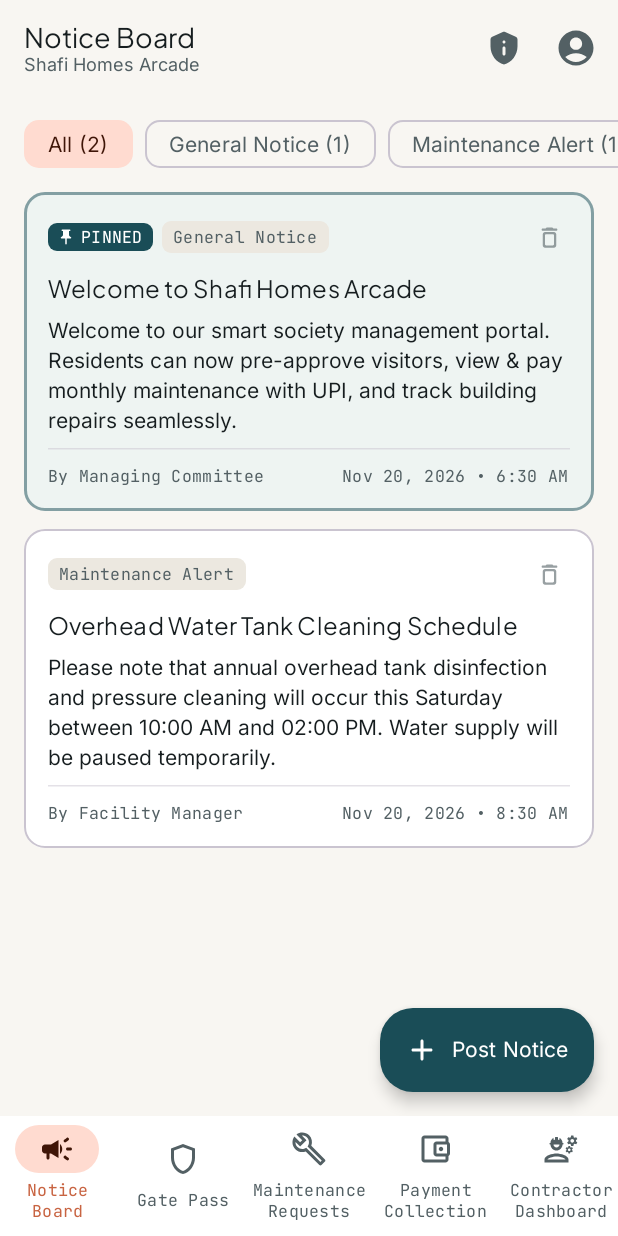
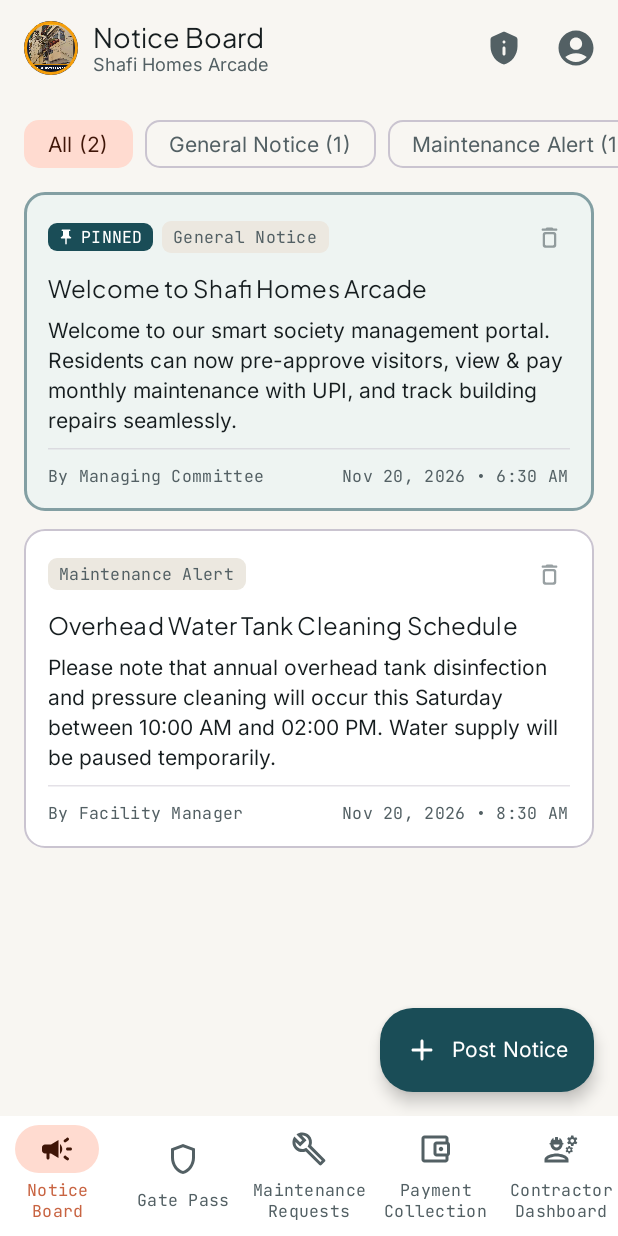
Before and after one commit to mdasifalikhan/Shafi-Homes-Arcade-Building, an Android app built with Jetpack Compose: the screen it shows after launch (MainActivity), on a phone screen of 412 x 824 dp. Run offline under Robolectric (Android 15) with nearby library versions, the phone set to English and light mode, and no system bars; our stand-ins replace Room's generated code.

Commit message:
Add real building logo to internal top app bar, hero banners, and adaptive launcher icons

```diff
--- a/app/src/main/java/com/example/MainActivity.kt
+++ b/app/src/main/java/com/example/MainActivity.kt
@@ -4,6 +4,8 @@ import android.os.Bundle
 import androidx.activity.ComponentActivity
 import androidx.activity.compose.setContent
 import androidx.activity.enableEdgeToEdge
+import androidx.compose.foundation.Image
+import androidx.compose.foundation.border
 import androidx.compose.foundation.layout.Arrangement
 import androidx.compose.foundation.layout.Box
 import androidx.compose.foundation.layout.BoxWithConstraints
@@ -17,6 +19,7 @@ import androidx.compose.foundation.layout.navigationBars
 import androidx.compose.foundation.layout.padding
 import androidx.compose.foundation.layout.size
 import androidx.compose.foundation.layout.widthIn
+import androidx.compose.foundation.shape.CircleShape
 import androidx.compose.material.icons.Icons
 import androidx.compose.material.icons.automirrored.rounded.ArrowBack
 import androidx.compose.material.icons.rounded.AccountCircle
@@ -46,7 +49,11 @@ import androidx.compose.runtime.remember
 import androidx.compose.runtime.setValue
 import androidx.compose.ui.Alignment
 import androidx.compose.ui.Modifier
+import androidx.compose.ui.draw.clip
+import androidx.compose.ui.graphics.Color
+import androidx.compose.ui.layout.ContentScale
 import androidx.compose.ui.platform.testTag
+import androidx.compose.ui.res.painterResource
 import androidx.compose.ui.res.stringResource
 import androidx.compose.ui.text.font.FontWeight
 import androidx.compose.ui.text.style.TextAlign
@@ -176,6 +183,21 @@ private fun ShafiHomesArcadeApp() {
                                 Icon(
                                     imageVector = Icons.AutoMirrored.Rounded.ArrowBack,
                                     contentDescription = "Back to Maintenance Requests"
+                                )
+                            }
+                        } else {
+                            Box(
+                                modifier = Modifier
+                                    .padding(start = 12.dp, end = 6.dp)
+                                    .size(36.dp)
+                                    .clip(CircleShape)
+                                    .border(1.5.dp, Color(0xFFF59E0B), CircleShape)
+                            ) {
+                                Image(
+                                    painter = painterResource(id = R.drawable.ic_building_logo),
+                                    contentDescription = "Shafi Homes Arcade Logo",
+                                    contentScale = ContentScale.Crop,
+                                    modifier = Modifier.fillMaxSize()
                                 )
                             }
                         }
--- a/app/src/main/res/drawable/ic_launcher_background.xml
+++ b/app/src/main/res/drawable/ic_launcher_background.xml
@@ -5,6 +5,6 @@
     android:viewportWidth="108"
     android:viewportHeight="108">
     <path
-        android:fillColor="#224E59"
+        android:fillColor="#0F172A"
         android:pathData="M0,0h108v108h-108z" />
 </vector>
```
Also changed, not shown: app/src/main/java/com/example/ui/components/PrivacyPolicyDialog.kt (+23 -6 lines), app/src/main/java/com/example/ui/screens/ProfileSheet.kt (+47 -7 lines), app/src/main/res/drawable/ic_building_logo.png (added), app/src/main/res/drawable/ic_launcher_art.jpg, app/src/main/res/drawable/img_society_hero.jpg.
